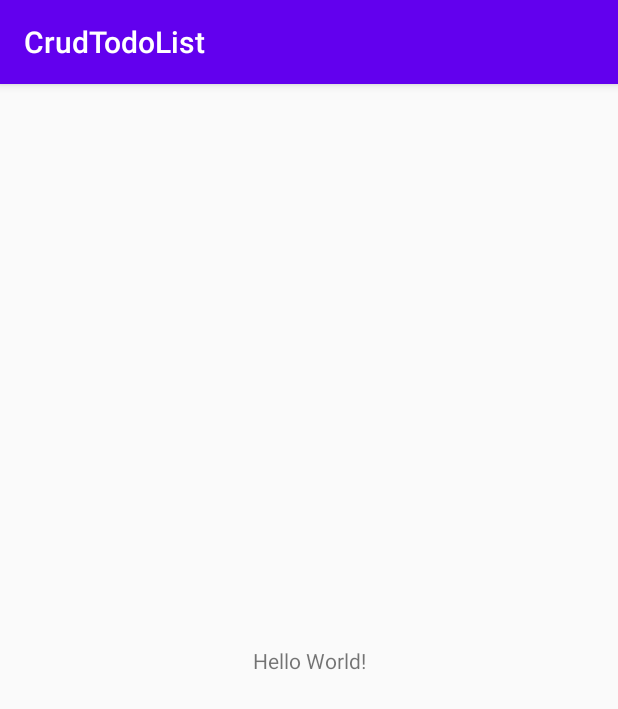
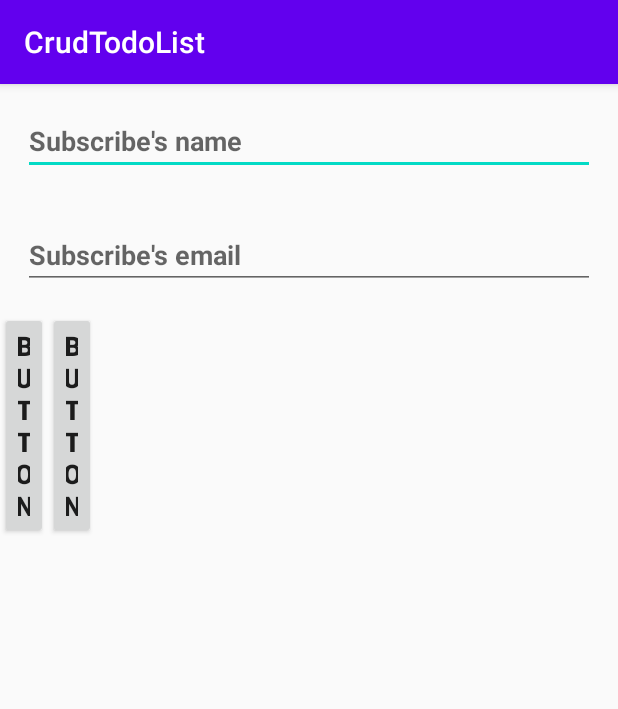
Before and after one commit to JumrainiJamaluddin/TugasMobileCrudTodoList, an Android app: the screen it shows after launch (MainActivity), on a phone screen of 412 x 824 dp. Shown: the top 709 px of the screen. Run offline under Robolectric (Android 15) with nearby library versions, the phone set to English and light mode, and no system bars.

Commit message:
create view

```diff
--- a/app/build.gradle
+++ b/app/build.gradle
@@ -59,4 +59,5 @@ dependencies {
     testImplementation 'junit:junit:4.12'
     androidTestImplementation 'androidx.test.ext:junit:1.1.1'
     androidTestImplementation 'androidx.test.espresso:espresso-core:3.2.0'
+    implementation 'androidx.recyclerview:recyclerview:1.1.0'
 }
--- a/app/src/main/java/unhas/ac/id/crudtodolist/db/SubscriberRepository.kt
+++ b/app/src/main/java/unhas/ac/id/crudtodolist/db/SubscriberRepository.kt
@@ -1,4 +1,23 @@
 package unhas.ac.id.crudtodolist.db
 
-class SubscriberRepository {
+class SubscriberRepository(private val dao : SubscriberDAO) {
+
+    val subscriber = dao.getAllSubscribers()
+
+    suspend fun insert(subscriber: Subscriber){
+        dao.insertSubscriber(subscriber)
+    }
+
+    suspend fun update(subscriber: Subscriber){
+        dao.updateSubscriber(subscriber)
+    }
+
+    suspend fun delete(subscriber: Subscriber){
+        dao.deleteSubscriber(subscriber)
+    }
+
+    suspend fun deleteAll(){
+        dao.deleteAll()
+    }
+
 }
--- a/app/src/main/res/layout/activity_main.xml
+++ b/app/src/main/res/layout/activity_main.xml
@@ -1,18 +1,67 @@
 <?xml version="1.0" encoding="utf-8"?>
-<androidx.constraintlayout.widget.ConstraintLayout xmlns:android="http://schemas.android.com/apk/res/android"
+<LinearLayout
+    xmlns:android="http://schemas.android.com/apk/res/android"
     xmlns:app="http://schemas.android.com/apk/res-auto"
     xmlns:tools="http://schemas.android.com/tools"
     android:layout_width="match_parent"
     android:layout_height="match_parent"
-    tools:context=".MainActivity">
+    android:orientation="vertical"
+    tools:context=".MainActivity" >
 
-    <TextView
-        android:layout_width="wrap_content"
+    <EditText
+        android:id="@+id/name_text"
+        android:layout_width="match_parent"
         android:layout_height="wrap_content"
-        android:text="Hello World!"
-        app:layout_constraintBottom_toBottomOf="parent"
-        app:layout_constraintLeft_toLeftOf="parent"
-        app:layout_constraintRight_toRightOf="parent"
-        app:layout_constraintTop_toTopOf="parent" />
+        android:layout_margin="15dp"
+        android:layout_marginBottom="5dp"
+        android:ems="10"
+        android:hint="Subscribe's name"
+        android:inputType="textPersonName"
+        android:textStyle="bold" />
+    <EditText
+        android:id="@+id/email_text"
+        android:layout_width="match_parent"
+        android:layout_height="wrap_content"
+        android:layout_margin="15dp"
+        android:layout_marginTop="5dp"
+        android:ems="10"
+        android:hint="Subscribe's email"
+        android:inputType="textPersonName"
+        android:textStyle="bold" />
 
-</androidx.constraintlayout.widget.ConstraintLayout>
+    <LinearLayout
+        android:layout_width="match_parent"
+        android:layout_height="wrap_content"
+        android:orientation="horizontal">
+
+        <Button
+            android:id="@+id/save_or_update_button_button"
+            android:layout_width="wrap_content"
+            android:layout_height="wrap_content"
+            android:layout_weight="1"
+            android:text="Button"
+            android:textSize="18sp"
+            android:textStyle="bold"/>
+
+        <Button
+            android:id="@+id/clear_all_or_delete_button"
+            android:layout_width="wrap_content"
+            android:layout_height="wrap_content"
+            android:layout_weight="1"
+            android:text="Button"
+            android:textSize="18sp"
+            android:textStyle="bold" />
+
+        <androidx.recyclerview.widget.RecyclerView
+            android:layout_width="match_parent"
+            android:layout_height="match_parent"
+            android:layout_weight="1" />
+    </LinearLayout>
+
+    <androidx.recyclerview.widget.RecyclerView
+        android:layout_width="match_parent"
+        android:layout_height="wrap_content"
+        android:id="@+id/subscribe_recyclerView"
+        android:layout_margin="5dp"
+        />
+</LinearLayout>
```
